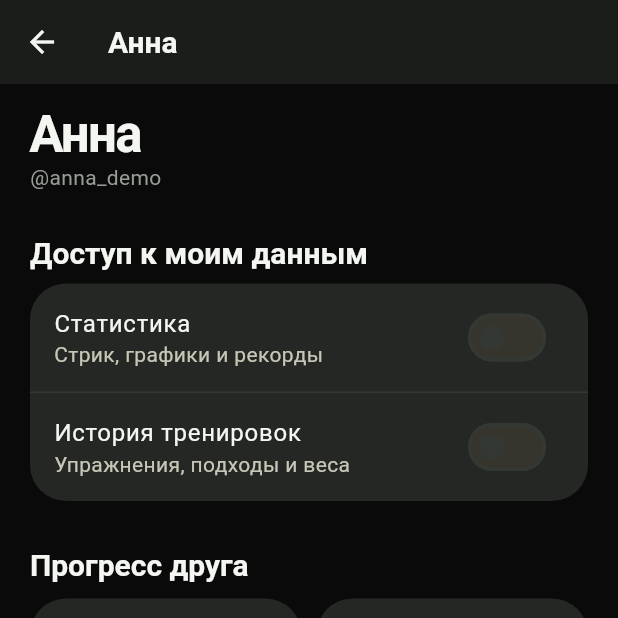
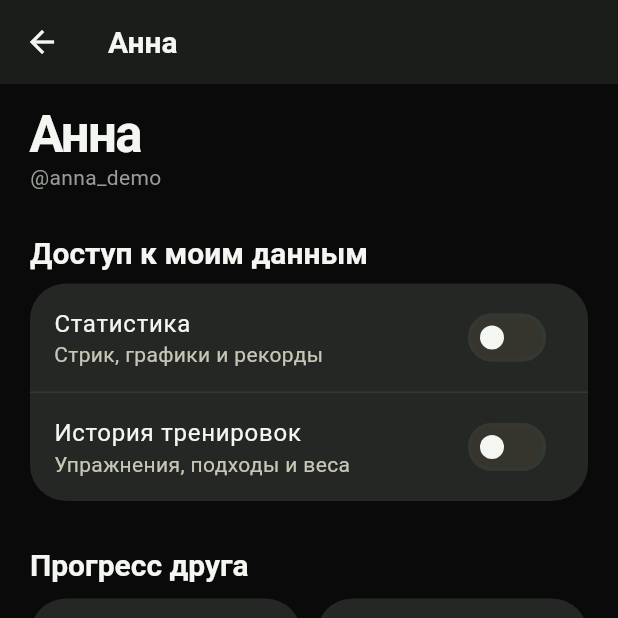
Before and after one commit to dima-prezhentsov/gym-training-app, a Flutter app: the FriendsScreen screen opened by its route, after a tap on "Принять", after a tap on "Анна", on a phone screen of 412 x 824 dp, the top half of it. Run offline on Flutter 3.47's test engine with Material 3 defaults, Android fonts, the phone set to English and light mode, and no system bars; drawn by our look-alikes of fl_chart; our stand-ins replace go_router; missing offline and left inert: dart:js_interop, serverpod_auth_core_client, serverpod_auth_core_flutter, serverpod_auth_idp_client, serverpod_client, serverpod_flutter.

Commit message:
chore: fix app theme

```diff
--- a/lib/app/theme/app_theme.dart
+++ b/lib/app/theme/app_theme.dart
@@ -26,6 +26,14 @@ abstract final class AppTheme {
     );
 
     return base.copyWith(
+      switchTheme: SwitchThemeData(
+        thumbColor: WidgetStateProperty.resolveWith<Color>((Set<WidgetState> states) {
+          if (states.contains(WidgetState.selected)) {
+            return scheme.primary;
+          }
+          return scheme.onSurface;
+        }),
+      ),
       textTheme: base.textTheme.copyWith(
         displaySmall: const TextStyle(
           color: AppColors.textPrimary,
```
